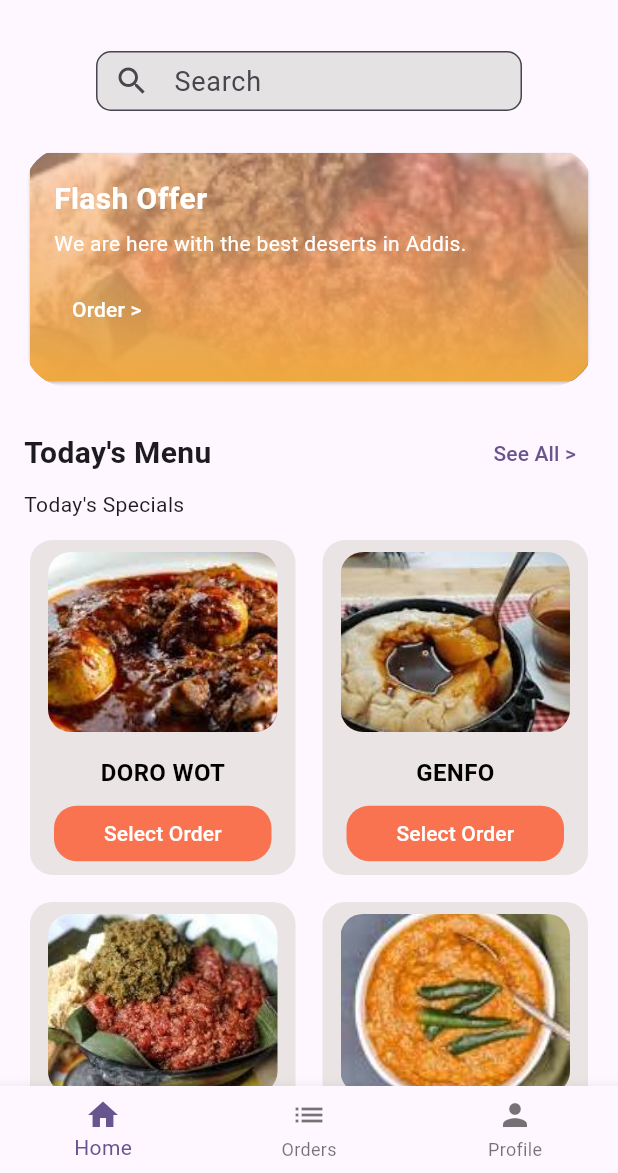
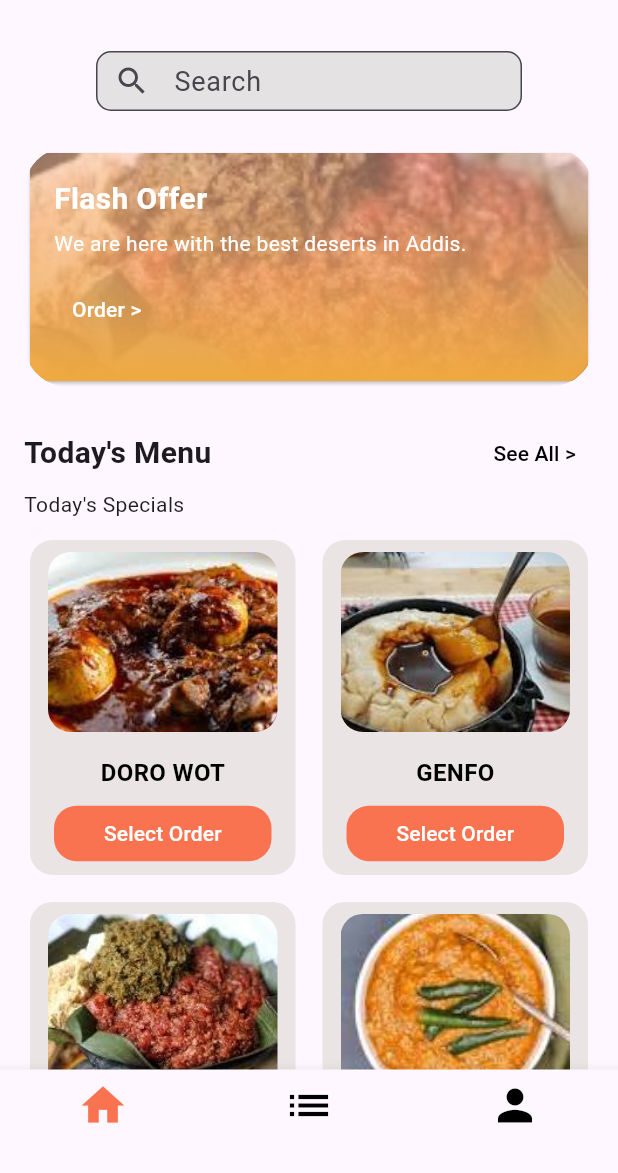
Before and after one commit to Lemidinku/flutter-2024-proj, a Flutter app: the OrderNowPage screen opened directly, on a phone screen of 412 x 824 dp, the part 63-1236 px from its top. Run offline on Flutter 3.47's test engine with Material 3 defaults, Android fonts, the phone set to English and light mode, and no system bars; our stand-ins replace google_fonts.

Commit message:
editted home page

```diff
--- a/restaurant/lib/home.dart
+++ b/restaurant/lib/home.dart
@@ -110,7 +110,10 @@ class _RestaurantHomePageState extends State<OrderNowPage> {
                   ),
                   TextButton(
                     onPressed: () {},
-                    child: const Text('See All >'),
+                    child: const Text(
+                      'See All >',
+                      style: TextStyle(color: Colors.black),
+                    ),
                   ),
                 ],
               ),
@@ -167,18 +170,21 @@ class _RestaurantHomePageState extends State<OrderNowPage> {
         ),
       ),
       bottomNavigationBar: BottomNavigationBar(
+        selectedItemColor: const Color(0xFFF97350),
+        unselectedItemColor: Colors.black,
+        iconSize: 34,
         items: const [
           BottomNavigationBarItem(
             icon: Icon(Icons.home),
-            label: 'Home',
+            label: '',
           ),
           BottomNavigationBarItem(
             icon: Icon(Icons.list),
-            label: 'Orders',
+            label: '',
           ),
           BottomNavigationBarItem(
             icon: Icon(Icons.person),
-            label: 'Profile',
+            label: '',
           ),
         ],
       ),
```
